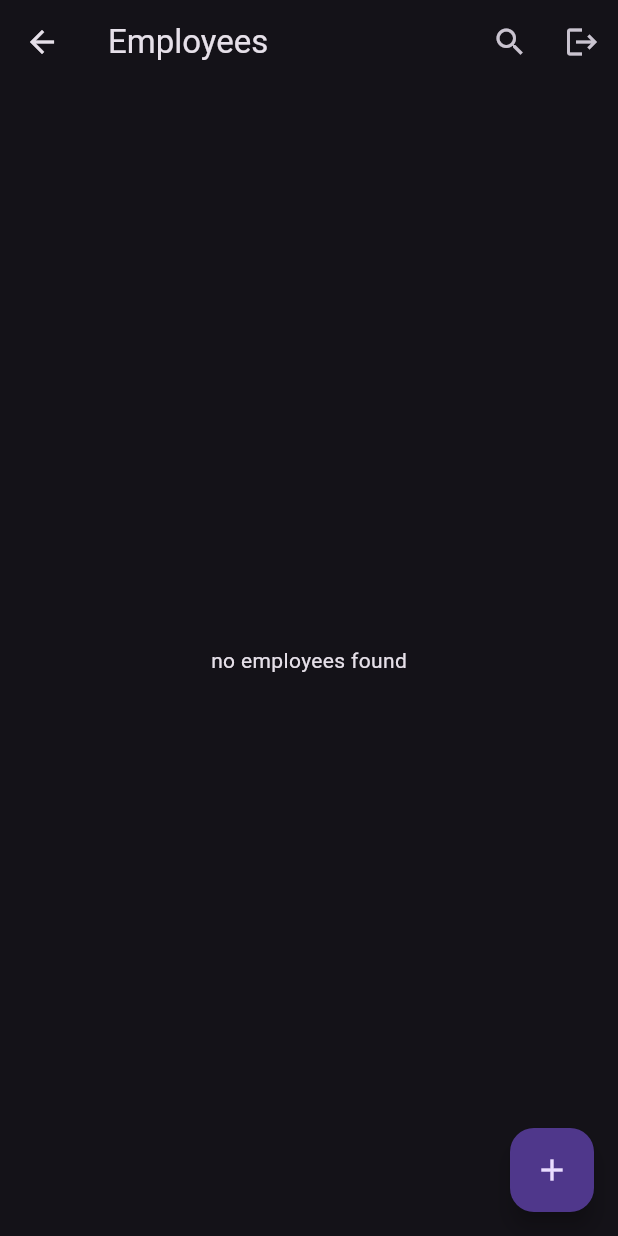
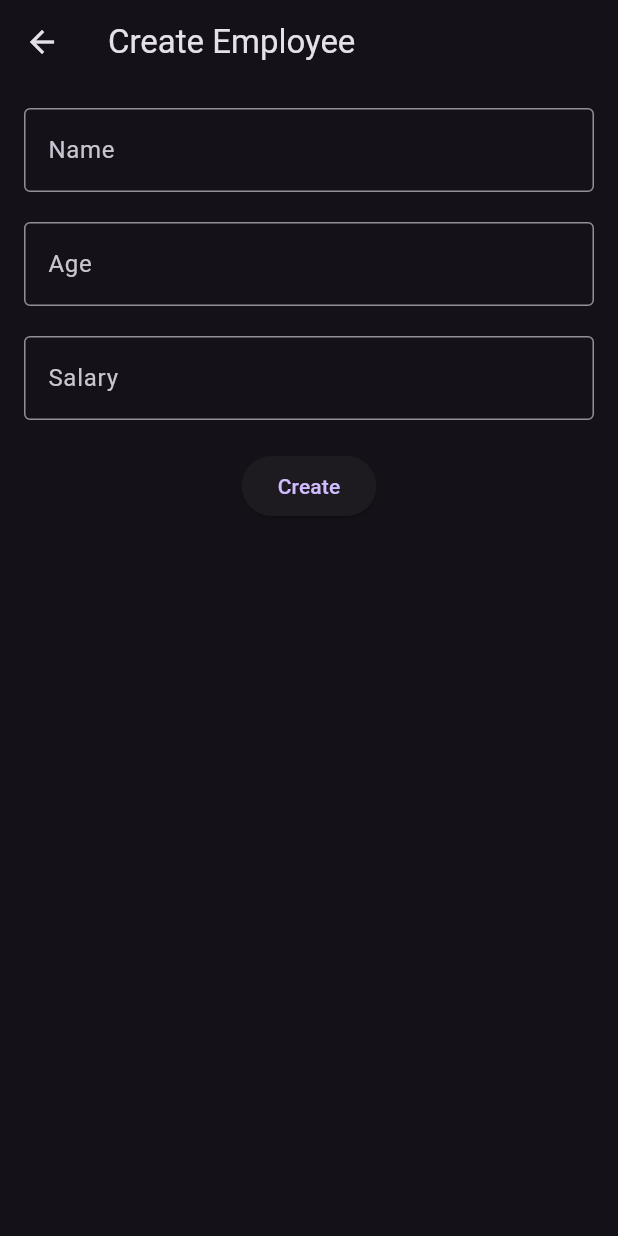
Before and after one commit to divyeshp07/employee-management-dashboard, a Flutter app: the HomePage screen opened by its route, after a tap on the "add" icon, on a phone screen of 412 x 824 dp. Run offline on Flutter 3.47's test engine with Material 3 defaults, Android fonts, the phone set to English and light mode, and no system bars; our stand-ins replace firebase_auth, firebase_core, get; accounts and stored records are empty; network calls fail.

Commit message:
update employee : create employee : created : not working properly

```diff
--- a/lib/controller/employee_controller.dart
+++ b/lib/controller/employee_controller.dart
@@ -40,4 +40,36 @@ class EmployeeController extends GetxController {
       isLoading(false);
     }
   }
+
+// TODO
+  void createEmployee(Employee employee) async {
+    try {
+      isLoading(true);
+      await apiService.createEmployee(employee);
+      employees.add(employee);
+      Get.snackbar('Success', 'Employee created successfully');
+      print('object');
+    } catch (e) {
+      Get.snackbar('Error', 'Failed to create employee: $e');
+    } finally {
+      isLoading(false);
+    }
+  }
+
+// TODO
+  void updateEmployee(Employee employee) async {
+    try {
+      isLoading(true);
+      await apiService.updateEmployee(employee);
+      var index = employees.indexWhere((e) => e.id == employee.id);
+      if (index != -1) {
+        employees[index] = employee;
+        Get.snackbar('Success', 'Employee updated successfully');
+      }
+    } catch (e) {
+      Get.snackbar('Error', 'Failed to update employee: $e');
+    } finally {
+      isLoading(false);
+    }
+  }
 }
--- a/lib/main.dart
+++ b/lib/main.dart
@@ -1,9 +1,11 @@
 import 'package:employee_management_dashboard/binding.dart';
 import 'package:employee_management_dashboard/firebase_options.dart';
+import 'package:employee_management_dashboard/view/pages/create_employee_page.dart';
 import 'package:employee_management_dashboard/view/pages/home_page.dart';
 import 'package:employee_management_dashboard/view/pages/login_page.dart';
 import 'package:employee_management_dashboard/view/pages/search_page.dart';
 import 'package:employee_management_dashboard/view/pages/signup_page.dart';
+import 'package:employee_management_dashboard/view/pages/update_employe_page.dart';
 import 'package:firebase_auth/firebase_auth.dart';
 import 'package:flutter/material.dart';
 import 'package:get/get.dart';
@@ -35,6 +37,10 @@ class MyApp extends StatelessWidget {
         GetPage(name: '/signup', page: () => SignUpPage()),
         GetPage(name: '/home', page: () => HomePage()),
         GetPage(name: '/search', page: () => SearchPage()),
+        GetPage(name: '/createemployee', page: () => CreateEmployeePage()),
+        GetPage(
+            name: '/updateemployee',
+            page: () => UpdateEmployeePage(employee: Get.arguments)),
       ],
     );
   }
--- a/lib/service/api_services.dart
+++ b/lib/service/api_services.dart
@@ -1,4 +1,5 @@
 import 'dart:convert';
+import 'package:employee_management_dashboard/model/employee_model.dart';
 import 'package:http/http.dart' as http;
 
 class ApiService {
@@ -34,4 +35,39 @@ class ApiService {
       throw Exception('failed to load employee${e.toString()}');
     }
   }
+
+// creating employee
+// TODO
+  Future<void> createEmployee(Employee employee) async {
+    try {
+      final response = await http.post(
+        Uri.parse('$baseUrl/employees'),
+        headers: {'Content-Type': 'application/json'},
+        body: jsonEncode(employee.toJson()),
+      );
+      if (response.statusCode != 201) {
+        print(response.body);
+        throw Exception('Failed to create employee');
+      }
+    } catch (e) {
+      throw Exception('Error creating employee: $e');
+    }
+  }
+
+// UPDATTE EMPLOYEE
+// TODO
+  Future<void> updateEmployee(Employee employee) async {
+    try {
+      final response = await http.put(
+        Uri.parse('$baseUrl/employees/${employee.id}'),
+        headers: {'Content-Type': 'application/json'},
+        body: jsonEncode(employee.toJson()),
+      );
+      if (response.statusCode != 200) {
+        throw Exception('Failed to update employee');
+      }
+    } catch (e) {
+      throw Exception('Error updating employee: $e');
+    }
+  }
 }
--- /dev/null
+++ b/lib/view/pages/create_employee_page.dart
@@ -0,0 +1,76 @@
+import 'package:employee_management_dashboard/model/employee_model.dart';
+import 'package:flutter/material.dart';
+import 'package:get/get.dart';
+import 'package:employee_management_dashboard/controller/employee_controller.dart';
+
+// TODO
+class CreateEmployeePage extends StatelessWidget {
+  final EmployeeController employeeController = Get.put(EmployeeController());
+  final TextEditingController nameController = TextEditingController();
+  final TextEditingController ageController = TextEditingController();
+  final TextEditingController salaryController = TextEditingController();
+
+  CreateEmployeePage({super.key});
+
+  @override
+  Widget build(BuildContext context) {
+    return Scaffold(
+      appBar: AppBar(
+        title: const Text('Create Employee'),
+      ),
+      body: Padding(
+        padding: const EdgeInsets.all(16.0),
+        child: Column(
+          children: [
+            TextField(
+              controller: nameController,
+              decoration: const InputDecoration(
+                labelText: 'Name',
+                border: OutlineInputBorder(),
+              ),
+            ),
+            const SizedBox(height: 20),
+            TextField(
+              controller: ageController,
+              keyboardType: TextInputType.number,
+              decoration: const InputDecoration(
+                labelText: 'Age',
+                border: OutlineInputBorder(),
+              ),
+            ),
+            const SizedBox(height: 20),
+            TextField(
+              controller: salaryController,
+              keyboardType: TextInputType.number,
+              decoration: const InputDecoration(
+                labelText: 'Salary',
+                border: OutlineInputBorder(),
+              ),
+            ),
+            const SizedBox(height: 20),
+            ElevatedButton(
+              onPressed: () {
+                final String name = nameController.text;
+                final int age = int.tryParse(ageController.text) ?? 0;
+                final int salary = int.tryParse(salaryController.text) ?? 0;
+
+                if (name.isNotEmpty && age > 0 && salary > 0) {
+                  final newEmployee = Employee(
+                    id: 55,
+                    employeeName: name,
+                    employeeAge: age,
+                    employeeSalary: salary.toDouble(),
+                  );
+                  employeeController.createEmployee(newEmployee);
+                } else {
+                  Get.snackbar('Error', 'Please fill all fields correctly');
+                }
+              },
+              child: const Text('Create'),
+            ),
+          ],
+        ),
+      ),
+    );
+  }
+}
--- a/lib/view/pages/home_page.dart
+++ b/lib/view/pages/home_page.dart
@@ -77,7 +77,11 @@ class HomePage extends StatelessWidget {
                 trailing: Row(
                   mainAxisSize: MainAxisSize.min,
                   children: [
-                    IconButton(onPressed: () {}, icon: const Icon(Icons.edit)),
+                    IconButton(
+                        onPressed: () {
+                          Get.toNamed('/updateemployee', arguments: employee);
+                        },
+                        icon: const Icon(Icons.edit)),
                     IconButton(
                       onPressed: () {},
                       icon: const Icon(
@@ -93,7 +97,9 @@ class HomePage extends StatelessWidget {
         );
       }),
       floatingActionButton: FloatingActionButton(
-        onPressed: () {},
+        onPressed: () {
+          Get.toNamed('/createemployee');
+        },
         child: const Icon(Icons.add),
       ),
     );
--- /dev/null
+++ b/lib/view/pages/update_employe_page.dart
@@ -0,0 +1,73 @@
+import 'package:employee_management_dashboard/model/employee_model.dart';
+import 'package:flutter/material.dart';
+import 'package:get/get.dart';
+import 'package:employee_management_dashboard/controller/employee_controller.dart';
+
+class UpdateEmployeePage extends StatelessWidget {
+  final EmployeeController employeeController = Get.find<EmployeeController>();
+  final Employee employee;
+
+  UpdateEmployeePage({super.key, required this.employee});
+
+  final TextEditingController nameController = TextEditingController();
+  final TextEditingController ageController = TextEditingController();
+  final TextEditingController salaryController = TextEditingController();
+
+  @override
+  Widget build(BuildContext context) {
+    nameController.text = employee.employeeName;
+    ageController.text = employee.employeeAge.toString();
+    salaryController.text = employee.employeeSalary.toString();
+
+    return Scaffold(
+      appBar: AppBar(
+        title: const Text('Update Employee'),
+      ),
+      body: Padding(
+        padding: const EdgeInsets.all(16.0),
+        child: Column(
+          children: [
+            TextField(
+              controller: nameController,
+              decoration: const InputDecoration(labelText: 'Name'),
+            ),
+            TextField(
+              controller: ageController,
+              decoration: const InputDecoration(labelText: 'Age'),
+              keyboardType: TextInputType.number,
+            ),
+            TextField(
+              controller: salaryController,
+              decoration: const InputDecoration(labelText: 'Salary'),
+              keyboardType: TextInputType.number,
+            ),
+            const SizedBox(height: 20),
+            ElevatedButton(
+              onPressed: () {
+                final String name = nameController.text;
+                final int age = int.tryParse(ageController.text) ?? 0;
+                final double salary =
+                    double.tryParse(salaryController.text) ?? 0.0;
+
+                if (name.isNotEmpty && age > 0 && salary > 0) {
+                  final updatedEmployee = Employee(
+                    id: employee.id,
+                    employeeName: name,
+                    employeeAge: age,
+                    employeeSalary: salary,
+                  );
+
+                  employeeController.updateEmployee(updatedEmployee);
+                  Get.back();
+                } else {
+                  Get.snackbar('Error', 'Please fill all fields correctly');
+                }
+              },
+              child: const Text('Update Employee'),
+            ),
+          ],
+        ),
+      ),
+    );
+  }
+}
```
Also changed, not shown: lib/model/employee_model.dart (+0 -31 lines).
